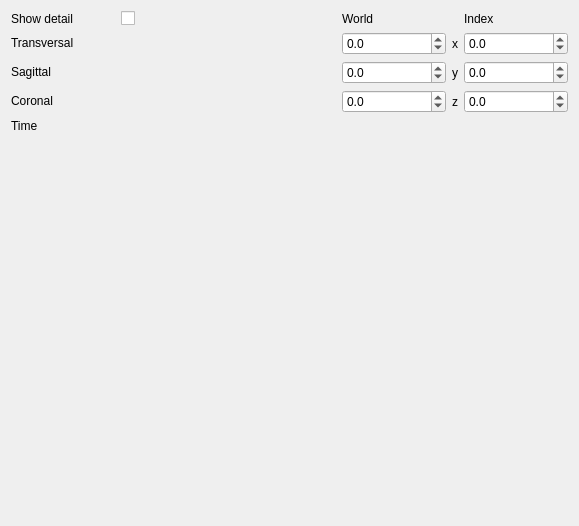
The window that Modules/Bundles/org.mitk.gui.qt.imagenavigator/src/internal/QmitkImageNavigatorViewControls.ui (MITK/MITK) describes before a commit, drawn with Qt 5.
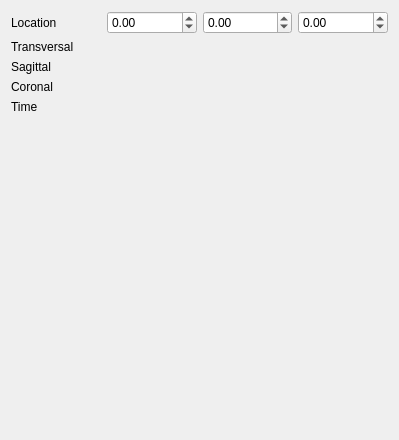
The same window after the commit. Custom widgets are drawn as their Qt base class.

Commit message: 2nd iteration, less controls on GUI, better editing

```diff
--- a/Modules/Bundles/org.mitk.gui.qt.imagenavigator/src/internal/QmitkImageNavigatorViewControls.ui
+++ b/Modules/Bundles/org.mitk.gui.qt.imagenavigator/src/internal/QmitkImageNavigatorViewControls.ui
@@ -6,8 +6,8 @@
    <rect>
     <x>0</x>
     <y>0</y>
-    <width>579</width>
-    <height>526</height>
+    <width>399</width>
+    <height>440</height>
    </rect>
   </property>
   <property name="minimumSize">
@@ -23,28 +23,64 @@
    <item row="0" column="0">
     <widget class="QLabel" name="m_ShowWorldCoordinatesLabel">
      <property name="text">
-      <string>Show detail</string>
+      <string>Location</string>
      </property>
     </widget>
    </item>
    <item row="0" column="1">
-    <widget class="QCheckBox" name="m_ShowWorldCoordinatesCheckBox">
-     <property name="text">
-      <string/>
+    <widget class="QDoubleSpinBox" name="m_XWorldCoordinateSpinBox">
+     <property name="sizePolicy">
+      <sizepolicy hsizetype="Preferred" vsizetype="Fixed">
+       <horstretch>0</horstretch>
+       <verstretch>0</verstretch>
+      </sizepolicy>
+     </property>
+     <property name="decimals">
+      <number>2</number>
+     </property>
+     <property name="minimum">
+      <double>-100000.000000000000000</double>
+     </property>
+     <property name="maximum">
+      <double>100000.000000000000000</double>
+     </property>
+    </widget>
+   </item>
+   <item row="0" column="2">
+    <widget class="QDoubleSpinBox" name="m_YWorldCoordinateSpinBox">
+     <property name="sizePolicy">
+      <sizepolicy hsizetype="Preferred" vsizetype="Fixed">
+       <horstretch>0</horstretch>
+       <verstretch>0</verstretch>
+      </sizepolicy>
+     </property>
+     <property name="decimals">
+      <number>2</number>
+     </property>
+     <property name="minimum">
+      <double>-100000.000000000000000</double>
+     </property>
+     <property name="maximum">
+      <double>100000.000000000000000</double>
      </property>
     </widget>
    </item>
    <item row="0" column="3">
-    <widget class="QLabel" name="m_WorldLabel">
-     <property name="text">
-      <string>World</string>
+    <widget class="QDoubleSpinBox" name="m_ZWorldCoordinateSpinBox">
+     <property name="sizePolicy">
+      <sizepolicy hsizetype="Preferred" vsizetype="Fixed">
+       <horstretch>0</horstretch>
+       <verstretch>0</verstretch>
+      </sizepolicy>
      </property>
-    </widget>
-   </item>
-   <item row="0" column="5">
-    <widget class="QLabel" name="m_IndexLabel">
-     <property name="text">
-      <string>Index</string>
+     <property name="decimals">
+      <number>2</number>
+     </property>
+     <property name="minimum">
+      <double>-100000.000000000000000</double>
+     </property>
+     <property name="maximum">
+      <double>100000.000000000000000</double>
      </property>
     </widget>
    </item>
@@ -77,57 +113,6 @@
      </property>
     </widget>
    </item>
-   <item row="1" column="3">
-    <widget class="QDoubleSpinBox" name="m_XWorldCoordinateSpinBox">
-     <property name="sizePolicy">
-      <sizepolicy hsizetype="Preferred" vsizetype="Fixed">
-       <horstretch>0</horstretch>
-       <verstretch>0</verstretch>
-      </sizepolicy>
-     </property>
-     <property name="decimals">
-      <number>1</number>
-     </property>
-     <property name="minimum">
-      <double>-100000.000000000000000</double>
-     </property>
-     <property name="maximum">
-      <double>100000.000000000000000</double>
-     </property>
-    </widget>
-   </item>
-   <item row="1" column="4">
-    <widget class="QLabel" name="m_XLabel">
-     <property name="sizePolicy">
-      <sizepolicy hsizetype="Fixed" vsizetype="Preferred">
-       <horstretch>0</horstretch>
-       <verstretch>0</verstretch>
-      </sizepolicy>
-     </property>
-     <property name="text">
-      <string>x</string>
-     </property>
-    </widget>
-   </item>
-   <item row="1" column="5">
-    <widget class="QDoubleSpinBox" name="m_XIndexCoordinateSpinBox">
-     <property name="sizePolicy">
-      <sizepolicy hsizetype="Preferred" vsizetype="Fixed">
-       <horstretch>0</horstretch>
-       <verstretch>0</verstretch>
-      </sizepolicy>
-     </property>
-     <property name="decimals">
-      <number>1</number>
-     </property>
-     <property name="minimum">
-      <double>-100000.000000000000000</double>
-     </property>
-     <property name="maximum">
-      <double>100000.000000000000000</double>
-     </property>
-    </widget>
-   </item>
    <item row="2" column="0">
     <widget class="QLabel" name="m_SagittalLabel">
      <property name="sizePolicy">
@@ -151,57 +136,6 @@
      </property>
     </widget>
    </item>
-   <item row="2" column="3">
-    <widget class="QDoubleSpinBox" name="m_YWorldCoordinateSpinBox">
-     <property name="sizePolicy">
-      <sizepolicy hsizetype="Preferred" vsizetype="Fixed">
-       <horstretch>0</horstretch>
-       <verstretch>0</verstretch>
-      </sizepolicy>
-     </property>
-     <property name="decimals">
-      <number>1</number>
-     </property>
-     <property name="minimum">
-      <double>-100000.000000000000000</double>
-     </property>
-     <property name="maximum">
-      <double>100000.000000000000000</double>
-     </property>
-    </widget>
-   </item>
-   <item row="2" column="4">
-    <widget class="QLabel" name="m_YLabel">
-     <property name="sizePolicy">
-      <sizepolicy hsizetype="Fixed" vsizetype="Preferred">
-       <horstretch>0</horstretch>
-       <verstretch>0</verstretch>
-      </sizepolicy>
-     </property>
-     <property name="text">
-      <string>y</string>
-     </property>
-    </widget>
-   </item>
-   <item row="2" column="5">
-    <widget class="QDoubleSpinBox" name="m_YIndexCoordinateSpinBox">
-     <property name="sizePolicy">
-      <sizepolicy hsizetype="Preferred" vsizetype="Fixed">
-       <horstretch>0</horstretch>
-       <verstretch>0</verstretch>
-      </sizepolicy>
-     </property>
-     <property name="decimals">
-      <number>1</number>
-     </property>
-     <property name="minimum">
-      <double>-100000.000000000000000</double>
-     </property>
-     <property name="maximum">
-      <double>100000.000000000000000</double>
-     </property>
-    </widget>
-   </item>
    <item row="3" column="0">
     <widget class="QLabel" name="m_CoronalLabel">
      <property name="sizePolicy">
@@ -225,57 +159,6 @@
      </property>
     </widget>
    </item>
-   <item row="3" column="3">
-    <widget class="QDoubleSpinBox" name="m_ZWorldCoordinateSpinBox">
-     <property name="sizePolicy">
-      <sizepolicy hsizetype="Preferred" vsizetype="Fixed">
-       <horstretch>0</horstretch>
-       <verstretch>0</verstretch>
-      </sizepolicy>
-     </property>
-     <property name="decimals">
-      <number>1</number>
-     </property>
-     <property name="minimum">
-      <double>-100000.000000000000000</double>
-     </property>
-     <property name="maximum">
-      <double>100000.000000000000000</double>
-     </property>
-    </widget>
-   </item>
-   <item row="3" column="4">
-    <widget class="QLabel" name="m_ZLabel">
-     <property name="sizePolicy">
-      <sizepolicy hsizetype="Fixed" vsizetype="Preferred">
-       <horstretch>0</horstretch>
-       <verstretch>0</verstretch>
-      </sizepolicy>
-     </property>
-     <property name="text">
-      <string>z</string>
-     </property>
-    </widget>
-   </item>
-   <item row="3" column="5">
-    <widget class="QDoubleSpinBox" name="m_ZIndexCoordinateSpinBox">
-     <property name="sizePolicy">
-      <sizepolicy hsizetype="Preferred" vsizetype="Fixed">
-       <horstretch>0</horstretch>
-       <verstretch>0</verstretch>
-      </sizepolicy>
-     </property>
-     <property name="decimals">
-      <number>1</number>
-     </property>
-     <property name="minimum">
-      <double>-100000.000000000000000</double>
-     </property>
-     <property name="maximum">
-      <double>100000.000000000000000</double>
-     </property>
-    </widget>
-   </item>
    <item row="4" column="0">
     <widget class="QLabel" name="m_TimeLabel">
      <property name="sizePolicy">
@@ -299,7 +182,7 @@
      </property>
     </widget>
    </item>
-   <item row="5" column="2">
+   <item row="5" column="2" colspan="2">
     <spacer name="verticalSpacer">
      <property name="orientation">
       <enum>Qt::Vertical</enum>
```
Left out of the diff: 10 changed lines with no effect on the pictures. The commit also changes 2 other files.
